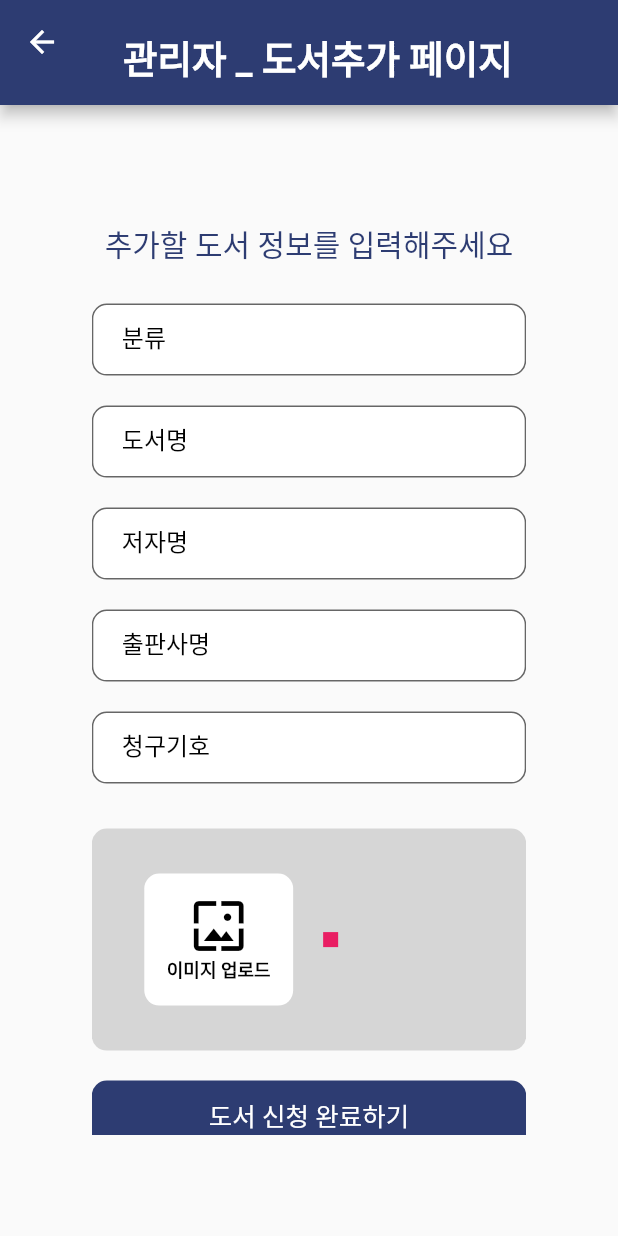
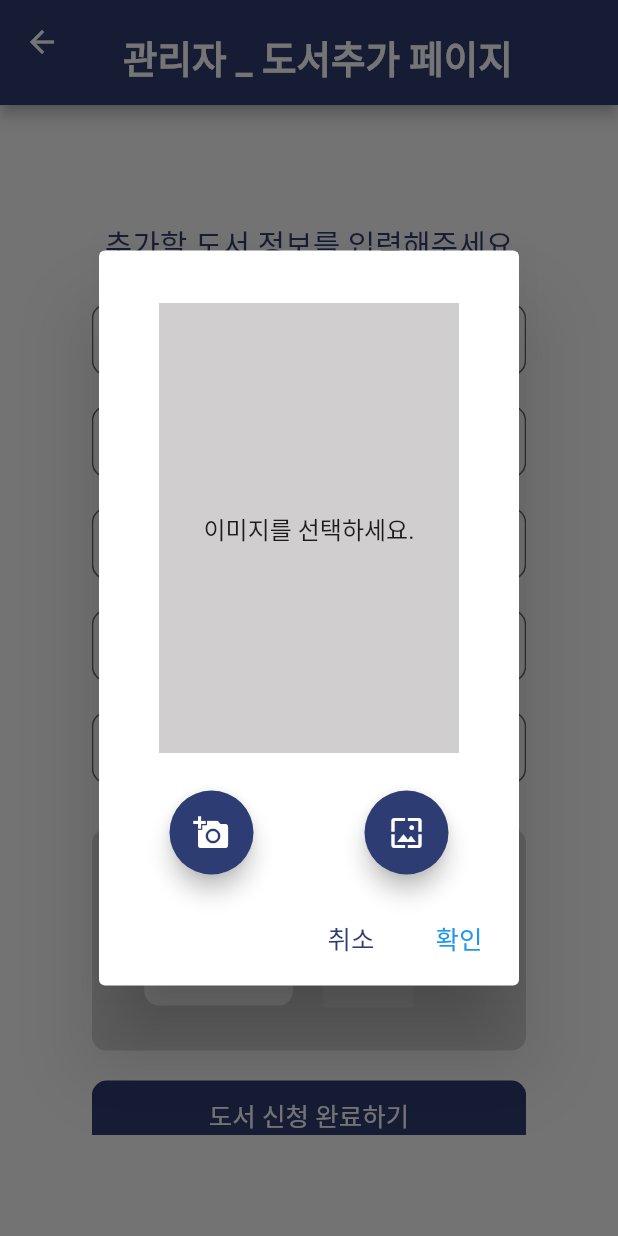
Before and after one commit to pknu-wap/2022_2_WAP_APP_TEAM3, a Flutter app: the AddPage screen opened directly, after a tap on "이미지 업로드", on a phone screen of 412 x 824 dp. Run offline on Flutter 3.47's test engine with Material 2 defaults, Android fonts, the phone set to English and light mode, and no system bars; our stand-ins replace bottom_navy_bar, cloud_firestore, firebase_core, get, image_picker, shared_preferences and 1 more; missing offline and left inert: comment_box; accounts and stored records are empty.

Commit message:
팝업창을 camera.dart에 만들고 Camera > CameraDialog로 수정

```diff
--- a/lib/components/camera.dart
+++ b/lib/components/camera.dart
@@ -1,33 +1,52 @@
 import 'dart:io';
+
+import 'package:flutter/cupertino.dart';
 import 'package:flutter/material.dart';
 import 'package:flutter/services.dart';
+import 'package:flutter/widgets.dart';
+import 'package:get/get.dart';
+import 'package:get/get_core/src/get_main.dart';
+import 'package:wap_library/components/custom_text_form_field.dart';
+import 'package:wap_library/components/custom_textarea.dart';
+import 'package:wap_library/util/vaildator_util.dart';
 import 'package:image_picker/image_picker.dart';
 
-/// 책 추가 시 이미지 등록페이지 ->이미지피커
-class Camera extends StatefulWidget {
-  const Camera({Key? key}) : super(key: key);
+import '../../components/camera.dart';
+
+/// 사진 추가하기 팝업!
+class CameraDialog extends StatefulWidget {
+  const CameraDialog({Key? key}) : super(key: key);
 
   @override
-  _CameraState createState() => _CameraState();
+  _CameraDialogState createState() => _CameraDialogState();
 }
 
-class _CameraState extends State<Camera> {
+class _CameraDialogState extends State<CameraDialog> {
   File? _image;
   final picker = ImagePicker();
+  var _uploadedImage;
 
   /// 비동기 처리를 통해 카메라와 갤러리에서 이미지를 가져온다.
+  @override
   Future getImage(ImageSource imageSource) async {
-    final image = await picker.pickImage(source: imageSource);
+    _uploadedImage = await picker.pickImage(source: imageSource);
 
     setState(() {
-      _image = File(image!.path); /// 가져온 이미지를 _image에 저장
+      _image = File(_uploadedImage!.path);
     });
   }
 
-
+/*
+  void _updateSelectedImage(File image) {
+    setState(() {
+      _uploadedImage = image;
+    });
+  }
+*/
   // 이미지를 보여주는 위젯
   Widget showImage() {
     return Container(
+        margin: EdgeInsets.symmetric(vertical: 25),
         color: const Color(0xffd0cece),
         width: 200,
         height: 300,
@@ -43,36 +62,31 @@ class _CameraState extends State<Camera> {
     SystemChrome.setPreferredOrientations(
         [DeviceOrientation.portraitUp, DeviceOrientation.portraitDown]);
 
-    return Scaffold(
-
-        backgroundColor:  Colors.white,
-        body: Column(
+    return AlertDialog(
+      backgroundColor: Colors.white,
+      contentPadding: EdgeInsets.all(10),
+      content: SingleChildScrollView(
+        child: Column(
           mainAxisAlignment: MainAxisAlignment.center,
           children: [
+            showImage(),
+            Row(
+              mainAxisAlignment: MainAxisAlignment.spaceAround,
+              children: <Widget>[
 
-            showImage(),
-            SizedBox(
-              height: 10,
-            ),
-
-            Row(
-              mainAxisAlignment: MainAxisAlignment.spaceEvenly,
-              children: <Widget>[
                 /// 카메라 촬영 버튼
                 FloatingActionButton(
-                  backgroundColor: Color(0xff006285),
+                  backgroundColor: Color(0xff2D3C72),
                   child: Icon(Icons.add_a_photo),
-
                   tooltip: 'pick Iamge',
                   onPressed: () {
                     getImage(ImageSource.camera);
                   },
                 ),
 
-
                 /// 갤러리에서 이미지를 가져오는 버튼
                 FloatingActionButton(
-                  backgroundColor: Color(0xff006285),
+                  backgroundColor: Color(0xff2D3C72),
                   child: Icon(Icons.wallpaper),
                   tooltip: 'pick Image',
                   onPressed: () {
@@ -82,6 +96,23 @@ class _CameraState extends State<Camera> {
               ],
             )
           ],
-        ));
+        ),
+      ),
+      actions: [
+        TextButton(
+            onPressed: () {
+              Navigator.pop(context);
+            },
+            child: Text(
+              "취소",
+              style: TextStyle(color: Color(0xff2D3C72), fontSize: 17),
+            )),
+        TextButton(
+            onPressed: () {
+              Navigator.pop(context, _image);
+            },
+            child: Text("확인", style: TextStyle(fontSize: 17)))
+      ],
+    );
   }
 }
--- a/lib/pages/manager/add_page.dart
+++ b/lib/pages/manager/add_page.dart
@@ -1,13 +1,9 @@
+import 'dart:io';
+
 import 'package:flutter/cupertino.dart';
 import 'package:flutter/material.dart';
 import 'package:flutter/services.dart';
 import 'package:flutter/widgets.dart';
-import 'package:get/get.dart';
-import 'package:get/get_core/src/get_main.dart';
-import 'package:wap_library/components/custom_text_form_field.dart';
-import 'package:wap_library/components/custom_textarea.dart';
-import 'package:wap_library/util/vaildator_util.dart';
-import 'package:image_picker/image_picker.dart';
 
 import '../../components/camera.dart';
 
@@ -19,10 +15,32 @@ import '../../components/camera.dart';
 */
 
 ///도서 추가페이지
-class AddPage extends StatelessWidget {
-  const AddPage({super.key});
 
-  PreferredSizeWidget CustomAppbar( ) {
+class AddPage extends StatefulWidget {
+  _AddPageState createState() => _AddPageState();
+}
+
+class _AddPageState extends State<AddPage> {
+  var _selectedImage;
+
+  Widget ShowImage() {
+    return Container(
+      color: _selectedImage == null ? Colors.grey[300] : null,
+      width: 60,
+      height: 90,
+      child: Center(
+        child: _selectedImage == null
+            ? Text('No image selected.')
+            : Image.file(_selectedImage),
+
+        /*_selectedImage == null
+            ? Text('No image selected.')
+            : Image.file(_selectedImage),*/
+      ),
+    );
+  }
+
+  PreferredSizeWidget CustomAppbar() {
     return PreferredSize(
       preferredSize: Size.fromHeight(70.0), // here the desired height
       child: AppBar(
@@ -36,6 +54,21 @@ class AddPage extends StatelessWidget {
         ),
       ),
     );
+  }
+
+  _navigateAndDisplaySelection(BuildContext context) async {
+    // Navigator.push는 Future를 반환합니다. Future는 선택 창에서
+    // Navigator.pop이 호출된 이후 완료될 것입니다.
+    final result = await showDialog(
+        context: context,
+        builder: (context) {
+          return CameraDialog();
+        });
+
+    setState(() {
+      _selectedImage = File(result);
+    });
+
   }
 
   @override
@@ -60,23 +93,23 @@ class AddPage extends StatelessWidget {
                     ),
                   ),
                 ),
-                AddTextfield(labelText: '분류', hintText : '분류를 선택하세요.'),
+                AddTextfield(labelText: '분류', hintText: '분류를 선택하세요.'),
                 SizedBox(
                   height: 20.0,
                 ),
-                AddTextfield(labelText: '도서명', hintText : '도서명을 입력하세요.'),
+                AddTextfield(labelText: '도서명', hintText: '도서명을 입력하세요.'),
                 SizedBox(
                   height: 20.0,
                 ),
-                AddTextfield(labelText: '저자명', hintText : '저자명을 입력하세요.'),
+                AddTextfield(labelText: '저자명', hintText: '저자명을 입력하세요.'),
                 SizedBox(
                   height: 20.0,
                 ),
-                AddTextfield(labelText: '출판사명', hintText : '출판사명을 입력하세요.'),
+                AddTextfield(labelText: '출판사명', hintText: '출판사명을 입력하세요.'),
                 SizedBox(
                   height: 20.0,
                 ),
-                AddTextfield(labelText: '청구기호', hintText : '청구기호를 입력하세요.'),
+                AddTextfield(labelText: '청구기호', hintText: '청구기호를 입력하세요.'),
                 SizedBox(
                   height: 30.0,
                 ),
@@ -115,8 +148,10 @@ class AddPage extends StatelessWidget {
                                   ),
                                 ],
                               )),
-                          onTap: () {}),
-                      Container(width: 10, height: 10, color: Colors.pink),
+                          onTap: () {
+                            _navigateAndDisplaySelection(context);
+                          }),
+                      ShowImage()
                     ],
                   ),
                 ),
@@ -148,20 +183,16 @@ class AddTextfield extends StatelessWidget {
         focusedBorder: OutlineInputBorder(
           // 텍스트필드 선택했을 때
           borderRadius: BorderRadius.all(Radius.circular(10.0)),
-          borderSide:
-          BorderSide(width: 1, color: Color(0xff2D3C72)),
+          borderSide: BorderSide(width: 1, color: Color(0xff2D3C72)),
         ),
         border: OutlineInputBorder(
           borderRadius: BorderRadius.all(Radius.circular(10.0)),
         ),
-        contentPadding:
-        EdgeInsets.symmetric(vertical: 10, horizontal: 20),
+        contentPadding: EdgeInsets.symmetric(vertical: 10, horizontal: 20),
       ),
     );
   }
 }
-
-
 
 class AddButton extends StatelessWidget {
   @override
@@ -189,15 +220,19 @@ class AddButton extends StatelessWidget {
                 title: Container(
                   padding:
                   EdgeInsets.only(top: 15, left: 15, right: 15, bottom: 5),
-                  child: Text("도서 추가가\n완료되었습니다.",
+                  child: Text(
+                    "도서 추가가\n완료되었습니다.",
                     style: TextStyle(
                       fontWeight: FontWeight.bold,
                       color: Color(0xff2D3C72),
-                    ),),
+                    ),
+                  ),
                 ),
                 actions: [
                   TextButton(
-                      onPressed: () {Navigator.pop(context);},
+                      onPressed: () {
+                        Navigator.pop(context);
+                      },
                       child: Text("확인"))
                 ],
               );
```
